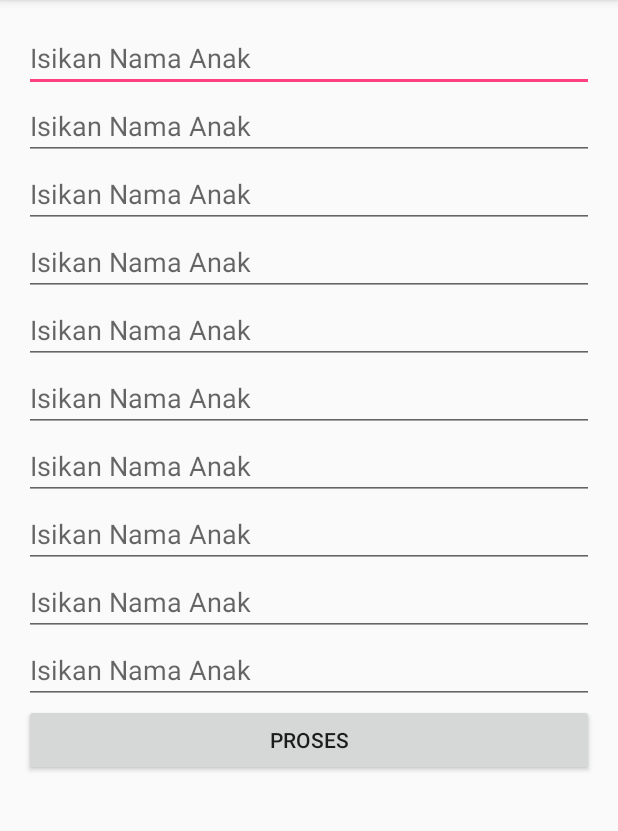
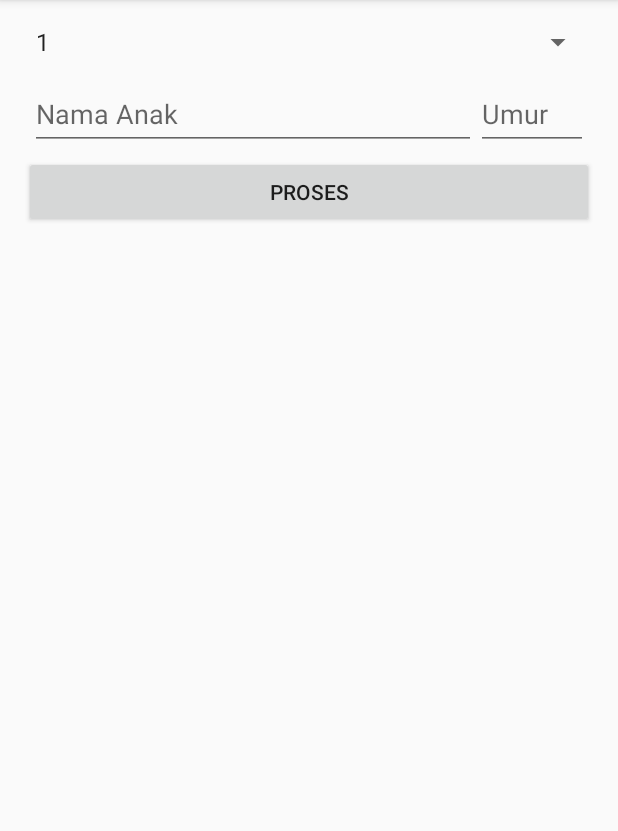
Before and after one commit to nabilan/AdvancedWidget1, an Android app: the screen it shows after launch (MainActivity), after a tap on "PROSES", on a phone screen of 412 x 824 dp, the part 84-915 px from its top. Run offline under Robolectric (Android 15) with nearby library versions, the phone set to English and light mode, and no system bars.

Commit message:
Widget Programming Final Part

```diff
--- a/app/build.gradle
+++ b/app/build.gradle
@@ -23,4 +23,5 @@ dependencies {
     compile fileTree(dir: 'libs', include: ['*.jar'])
     testCompile 'junit:junit:4.12'
     compile 'com.android.support:appcompat-v7:24.1.1'
+    compile 'com.android.support:design:24.1.1'
 }
--- a/app/src/main/java/id/sch/smktelkom_mlg/learn/advancedwidget1/MainActivity.java
+++ b/app/src/main/java/id/sch/smktelkom_mlg/learn/advancedwidget1/MainActivity.java
@@ -2,71 +2,88 @@ package id.sch.smktelkom_mlg.learn.advancedwidget1;
 
 import android.support.v7.app.AppCompatActivity;
 import android.os.Bundle;
-import android.text.InputType;
+import android.text.Layout;
+import android.view.LayoutInflater;
 import android.view.View;
-import android.widget.Button;
+import android.widget.AdapterView;
+import android.widget.ArrayAdapter;
 import android.widget.EditText;
 import android.widget.LinearLayout;
+import android.widget.Spinner;
 import android.widget.TextView;
 
 public class MainActivity extends AppCompatActivity {
+    Spinner spJumlah;
+    LinearLayout llAnak;
+    TextView tvHasil;
 
     @Override
     protected void onCreate(Bundle savedInstanceState) {
         super.onCreate(savedInstanceState);
         setContentView(R.layout.activity_main);
 
-        final LinearLayout llMain = (LinearLayout) findViewById(R.id.linearLayoutMain);
+        spJumlah = (Spinner) findViewById(R.id.spinnerJumlahAnak);
+        Integer [] arJumlah = new Integer[10];
+        for (int i=0;i<10;i++){
+            arJumlah[i]=i+1;
+        }
+        ArrayAdapter adapter = new ArrayAdapter<>(this,
+                android.R.layout.simple_spinner_item, arJumlah);
+        adapter.setDropDownViewResource(android.R.layout.simple_spinner_dropdown_item);
+        spJumlah.setAdapter(adapter);
 
-        addEditText(llMain);
+        llAnak=(LinearLayout) findViewById(R.id.linearLayoutAnak);
+        tvHasil=(TextView) findViewById(R.id.textViewHasil);
 
-        Button bProses = new Button(this);
-        bProses.setText("Proses");
-        llMain.addView(bProses);
-
-        final TextView tvHasil = new TextView(this);
-        llMain.addView(tvHasil);
-
-        bProses.setOnClickListener(new View.OnClickListener() {
+        findViewById(R.id.buttonProses).setOnClickListener(new View.OnClickListener() {
             @Override
             public void onClick(View view) {
-            doProses(llMain);
+                doProses();
+            }
+        });
+
+        spJumlah.setOnItemSelectedListener(new AdapterView.OnItemSelectedListener() {
+            @Override
+            public void onItemSelected(AdapterView<?> adapterView, View view, int i, long l) {
+                addEditText((int)spJumlah.getSelectedItem());
+            }
+
+            @Override
+            public void onNothingSelected(AdapterView<?> adapterView) {
+                //
             }
         });
     }
 
-    private void doProses(LinearLayout llMain) {
+    private void doProses() {
+        int jumlah = (int) spJumlah.getSelectedItem();
         String hasil="";
-        for (int i=0;i<5;i++){
-            EditText etNama = (EditText) llMain.getChildAt(0);
-            EditText etUmur = (EditText) llMain.getChildAt(1);
+        for (int i=1;i<=jumlah;i++){
+            LinearLayout llNow = (LinearLayout) llAnak.findViewWithTag("Anak"+i);
+            EditText etNama = (EditText) llNow.findViewById(R.id.editTextNama);
+            EditText etUmur = (EditText) llNow.findViewById(R.id.editTextUmur);
 
-            String nama = etNama.getText().toString();
+            String nama = etNama.getText().toString().trim();
             String umur = etUmur.getText().toString();
 
             if (umur.isEmpty())
                 umur="0";
             if (!nama.isEmpty())
-                hasil+="Anak ke-"+(i+1)+" : "+ nama +" umur "+ umur +" tahun \n";
+                hasil+= "Anak ke-"+i+" : "+ nama +" umur "+ umur +" tahun\n";
+        }
+        tvHasil.setText(hasil);
 
-        }
-        TextView tvHasil = (TextView) llMain.getChildAt(11);
-        tvHasil.setText(hasil);
     }
 
-    private void addEditText(LinearLayout llMain) {
-
-        for (int i=1; i <= 5; i++){
-
-            EditText etNama = new EditText(this);
-            llMain.addView(etNama);
-            etNama.setHint("Isikan Nama Anak");
-
-            EditText etUmur = new EditText(this);
-            llMain.addView(etUmur);
-            etUmur.setHint("Isikan Nama Anak");
-            etUmur.setInputType(InputType.TYPE_CLASS_NUMBER);
+    private void addEditText(int jumlah) {
+        llAnak.removeAllViews();
+        for (int i=1;i<=jumlah;i++){
+            View v= LayoutInflater.from(this).inflate(R.layout.layout_anak,llAnak,false);
+            v.setTag("Anak"+i);
+            llAnak.addView(v);
         }
 
     }
+
+
 }
--- a/app/src/main/res/layout/activity_main.xml
+++ b/app/src/main/res/layout/activity_main.xml
@@ -1,15 +1,40 @@
 <?xml version="1.0" encoding="utf-8"?>
+<ScrollView xmlns:android="http://schemas.android.com/apk/res/android"
+    xmlns:tools="http://schemas.android.com/tools"
+    android:layout_width="match_parent"
+    android:layout_height="match_parent">
 <LinearLayout
-    xmlns:android="http://schemas.android.com/apk/res/android"
-    xmlns:tools="http://schemas.android.com/tools"
     android:layout_width="match_parent"
     android:layout_height="match_parent"
     android:orientation="vertical"
-    android:id="@+id/linearLayoutMain"
     android:paddingBottom="@dimen/activity_vertical_margin"
     android:paddingLeft="@dimen/activity_horizontal_margin"
     android:paddingRight="@dimen/activity_horizontal_margin"
     android:paddingTop="@dimen/activity_vertical_margin"
     tools:context="id.sch.smktelkom_mlg.learn.advancedwidget1.MainActivity">
 
+    <Spinner
+        android:layout_width="match_parent"
+        android:layout_height="wrap_content"
+        android:id="@+id/spinnerJumlahAnak" />
+
+    <LinearLayout
+        android:id="@+id/linearLayoutAnak"
+        android:orientation="vertical"
+        android:layout_width="match_parent"
+        android:layout_height="wrap_content">
+    </LinearLayout>
+
+    <Button
+        android:layout_width="match_parent"
+        android:layout_height="wrap_content"
+        android:text="Proses"
+        android:id="@+id/buttonProses" />
+
+    <TextView
+        android:layout_width="match_parent"
+        android:layout_height="wrap_content"
+        android:text="Hasil"
+        android:id="@+id/textViewHasil" />
 </LinearLayout>
+</ScrollView>
--- /dev/null
+++ b/app/src/main/res/layout/layout_anak.xml
@@ -0,0 +1,34 @@
+<?xml version="1.0" encoding="utf-8"?>
+<LinearLayout xmlns:android="http://schemas.android.com/apk/res/android"
+    android:weightSum="1"
+    android:padding="4dp"
+    android:layout_width="match_parent"
+    android:layout_height="match_parent">
+
+    <android.support.design.widget.TextInputLayout
+        android:layout_weight="0.8"
+        android:layout_height="wrap_content"
+        android:layout_width="0dp">
+
+        <android.support.design.widget.TextInputEditText
+            android:id="@+id/editTextNama"
+            android:hint="Nama Anak"
+            android:layout_width="match_parent"
+            android:layout_height="match_parent"/>
+
+    </android.support.design.widget.TextInputLayout>
+
+    <android.support.design.widget.TextInputLayout
+        android:layout_weight="0.2"
+        android:layout_width="0dp"
+        android:layout_height="wrap_content">
+
+        <android.support.design.widget.TextInputEditText
+            android:id="@+id/editTextUmur"
+            android:hint="Umur"
+            android:maxLength="2"
+            android:layout_height="match_parent"
+            android:layout_width="match_parent" />
+
+    </android.support.design.widget.TextInputLayout>
+</LinearLayout>
```
